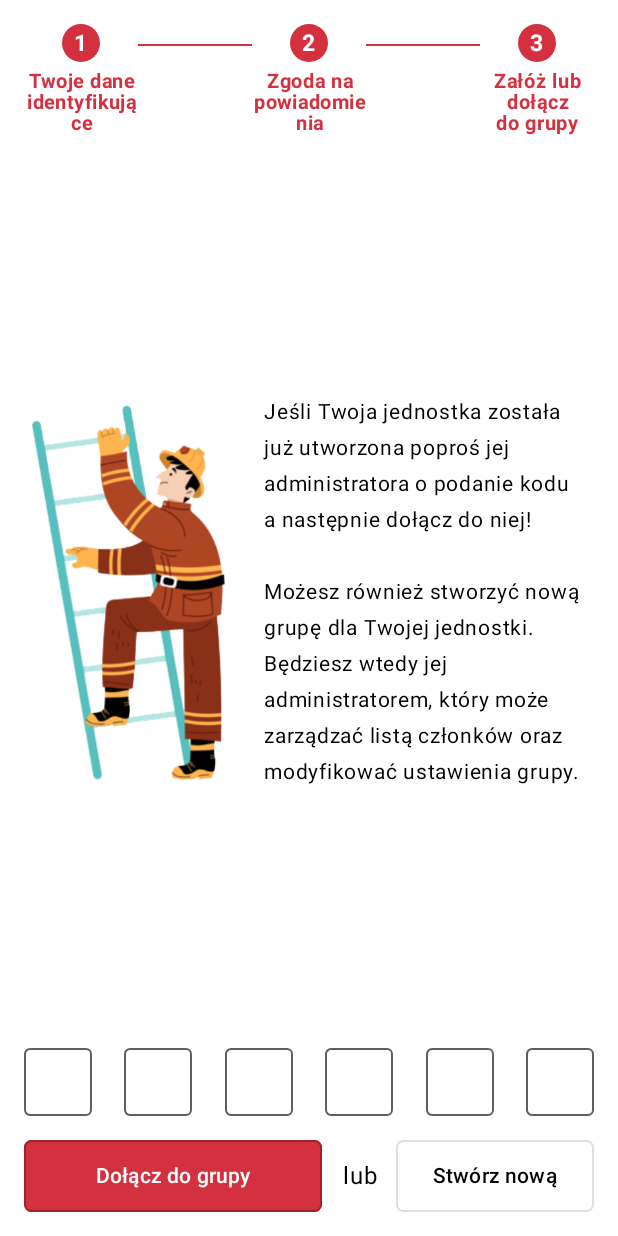
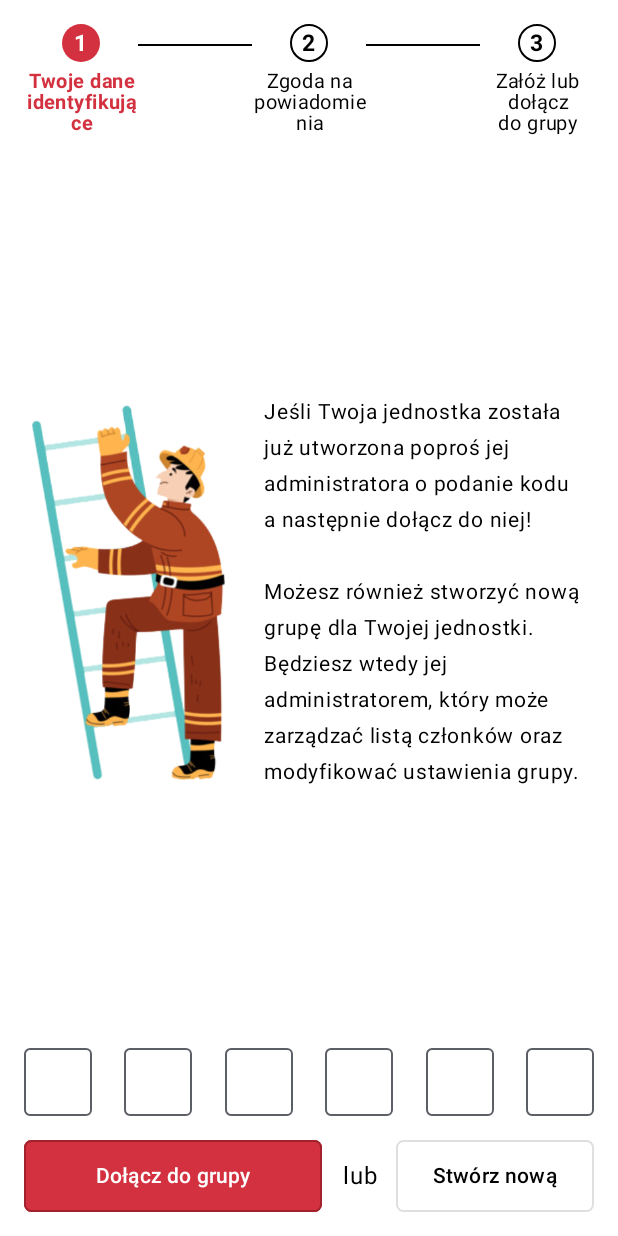
Before and after one commit to KarolCieslar/StatusOSP, an Android app built with Jetpack Compose: the @Preview function StepThirdScreenPreview, on a phone screen of 412 x 824 dp. Run offline under Robolectric (Android 15) with nearby library versions, the phone set to English and light mode, and no system bars.

Commit message:
StepsView changes

```diff
--- a/app/src/main/java/pl/kcieslar/statusosp/views/StepView.kt
+++ b/app/src/main/java/pl/kcieslar/statusosp/views/StepView.kt
@@ -11,7 +11,10 @@ import androidx.compose.foundation.layout.padding
 import androidx.compose.foundation.layout.size
 import androidx.compose.foundation.layout.wrapContentSize
 import androidx.compose.foundation.shape.CircleShape
+import androidx.compose.material.icons.Icons
+import androidx.compose.material.icons.filled.Done
 import androidx.compose.material3.Divider
+import androidx.compose.material3.Icon
 import androidx.compose.material3.Text
 import androidx.compose.runtime.Composable
 import androidx.compose.ui.Alignment
@@ -28,11 +31,16 @@ import pl.kcieslar.statusosp.ui.theme.StatusOSPTheme
 
 data class StepViewObject(
     val text: String = "",
-    var isSelected: Boolean = false
+    var selectStatus: StepViewSelectStatus = StepViewSelectStatus.NOT_SELECTED
 )
+
+enum class StepViewSelectStatus {
+    NOT_SELECTED, SELECTED, DONE
+}
 
 @Composable
 fun StepView(selectedOption: Int) {
+    val selectedOption = 0
     Row(
         modifier = Modifier.fillMaxWidth(),
         horizontalArrangement = Arrangement.SpaceBetween
@@ -43,15 +51,16 @@ fun StepView(selectedOption: Int) {
             StepViewObject(text = "Załóż lub dołącz\ndo grupy")
         )
         stepViewsList.forEachIndexed { index, it ->
-            if (index <= selectedOption) it.isSelected = true
+            if (index == selectedOption) it.selectStatus = StepViewSelectStatus.SELECTED
+            if (index < selectedOption) it.selectStatus = StepViewSelectStatus.DONE
             if (index > 0) {
-                CustomDivider(modifier = Modifier.weight(1f), isSelected = it.isSelected)
+                CustomDivider(modifier = Modifier.weight(1f), selectStatus = it.selectStatus == StepViewSelectStatus.SELECTED || it.selectStatus == StepViewSelectStatus.DONE)
             }
             OneStepView(
                 modifier = Modifier.weight(1f),
                 stepText = index.plus(1).toString(),
                 text = it.text,
-                isSelected = it.isSelected
+                selectStatus = it.selectStatus
             )
         }
     }
@@ -62,7 +71,7 @@ fun OneStepView(
     modifier: Modifier,
     stepText: String,
     text: String,
-    isSelected: Boolean
+    selectStatus: StepViewSelectStatus
 ) {
     Column(
         modifier = modifier
@@ -75,37 +84,48 @@ fun OneStepView(
                 .align(Alignment.CenterHorizontally)
                 .border(
                     shape = CircleShape,
-                    width = if (isSelected) (-1).dp else 1.dp,
+                    width = if (selectStatus == StepViewSelectStatus.SELECTED || selectStatus == StepViewSelectStatus.DONE) (-1).dp else 1.dp,
                     color = Color.Black
                 )
                 .clip(CircleShape)
-                .background(if (isSelected) PrimaryRed else Color.White)
+                .background(if (selectStatus == StepViewSelectStatus.SELECTED || selectStatus == StepViewSelectStatus.DONE) PrimaryRed else Color.White)
         ) {
+            if (selectStatus == StepViewSelectStatus.DONE) {
+                Icon(
+                    modifier = Modifier
+                        .align(Alignment.Center)
+                        .padding(5.dp),
+                    tint = Color.White,
+                    imageVector = Icons.Default.Done,
+                    contentDescription = "Done"
+                )
+            } else {
                 Text(
                     modifier = Modifier.align(Alignment.Center),
                     text = stepText,
                     fontSize = 15.sp,
-                color = if (isSelected) Color.White else Color.Black,
+                    color = if (selectStatus == StepViewSelectStatus.SELECTED) Color.White else Color.Black,
                     fontWeight = FontWeight.Bold
                 )
+            }
         }
         Text(
             modifier = Modifier.padding(top = 5.dp),
             text = text,
             fontSize = 13.sp,
-            fontWeight = if (isSelected) FontWeight.Bold else null,
+            fontWeight = if (selectStatus == StepViewSelectStatus.SELECTED) FontWeight.Bold else null,
             lineHeight = 14.sp,
-            color = if (isSelected) PrimaryRed else Color.Black,
+            color = if (selectStatus == StepViewSelectStatus.SELECTED || selectStatus == StepViewSelectStatus.DONE) PrimaryRed else Color.Black,
             textAlign = TextAlign.Center
         )
     }
 }
 
 @Composable
-fun CustomDivider(modifier: Modifier, isSelected: Boolean) {
+fun CustomDivider(modifier: Modifier, selectStatus: Boolean) {
     Divider(
         modifier = modifier.padding(top = 13.dp),
-        color = if (isSelected) PrimaryRed else Color.Black,
+        color = if (selectStatus) PrimaryRed else Color.Black,
         thickness = 1.dp
     )
 }
--- /dev/null
+++ b/app/src/main/res/drawable/ic_check.xml
@@ -0,0 +1,5 @@
+<vector android:height="24dp" android:tint="#FFFFFF"
+    android:viewportHeight="24" android:viewportWidth="24"
+    android:width="24dp" xmlns:android="http://schemas.android.com/apk/res/android">
+    <path android:fillColor="@android:color/white" android:pathData="M9,16.17L4.83,12l-1.42,1.41L9,19 21,7l-1.41,-1.41z"/>
+</vector>
```
Lines whose indentation alone changed are shown as unchanged.
